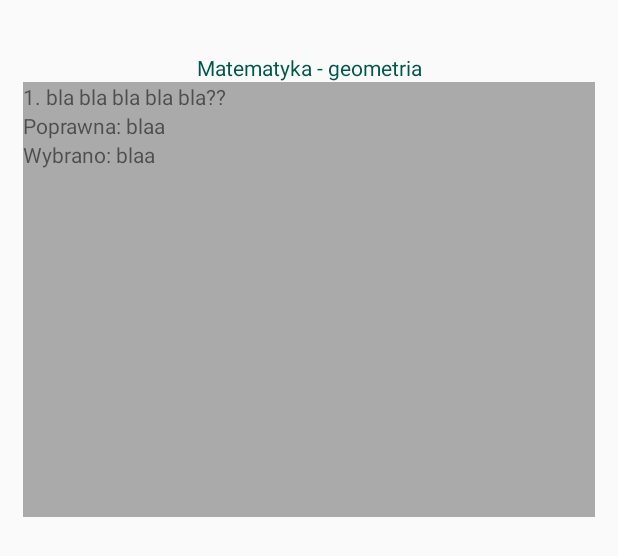
After one commit to monkok96/teaching-mobile, an Android app: the layout activity_attempt_details.xml on its own in the app's theme, with its tools: preview values and no code run, on a phone screen of 412 x 824 dp. The commit adds this screen. Shown: the top 556 px of the screen. Run offline under Robolectric (Android 15) with nearby library versions, the phone set to English and light mode, and no system bars.

Commit message:
work on adapter of answers in attempt

```diff
--- a/app/build.gradle
+++ b/app/build.gradle
@@ -53,5 +53,6 @@ dependencies {
     kapt "androidx.room:room-compiler:$roomVersion"
     implementation 'androidx.lifecycle:lifecycle-livedata-ktx:2.1.0'
     implementation 'androidx.gridlayout:gridlayout:1.0.0'
+    implementation 'androidx.legacy:legacy-support-v4:1.0.0'
 
 }
--- a/app/src/main/AndroidManifest.xml
+++ b/app/src/main/AndroidManifest.xml
@@ -9,8 +9,9 @@
         android:roundIcon="@mipmap/ic_launcher_round"
         android:supportsRtl="true"
         android:theme="@style/AppTheme">
-        <activity android:name=".AttemptSummary"></activity>
-        <activity android:name=".QuestionsActivity"></activity>
+        <activity android:name=".AttemptDetailsActivity"></activity>
+        <activity android:name=".AttemptSummary" />
+        <activity android:name=".QuestionsActivity" />
         <activity android:name=".AreaChoice" />
         <activity android:name=".SubjectChoice" />
         <activity android:name=".MenuTrigger" />
--- /dev/null
+++ b/app/src/main/res/layout/activity_attempt_details.xml
@@ -0,0 +1,48 @@
+<?xml version="1.0" encoding="utf-8"?>
+<androidx.constraintlayout.widget.ConstraintLayout xmlns:android="http://schemas.android.com/apk/res/android"
+    xmlns:app="http://schemas.android.com/apk/res-auto"
+    xmlns:tools="http://schemas.android.com/tools"
+    android:layout_width="match_parent"
+    android:layout_height="match_parent"
+    android:layout_margin="15dp"
+    tools:context=".AttemptDetailsActivity">
+
+
+    <androidx.core.widget.NestedScrollView
+        android:layout_width="match_parent"
+        android:layout_height="match_parent"
+        android:fillViewport="true">
+
+        <LinearLayout
+            android:layout_width="match_parent"
+            android:layout_height="wrap_content"
+            android:orientation="vertical" >
+
+            <TextView
+                android:id="@+id/subjectTitle"
+                android:layout_width="match_parent"
+                android:layout_height="wrap_content"
+                android:layout_marginTop="20dp"
+                android:gravity="center"
+                android:text="Matematyka - geometria"
+                android:textColor="@color/colorPrimaryDark"
+                android:textSize="14sp"
+                app:layout_constraintEnd_toEndOf="parent"
+                app:layout_constraintHorizontal_bias="0.0"
+                app:layout_constraintStart_toStartOf="parent"
+                app:layout_constraintTop_toTopOf="parent" />
+
+            <androidx.recyclerview.widget.RecyclerView
+                android:id="@+id/answersSummaryRecyclerView"
+                android:layout_width="match_parent"
+                android:layout_height="wrap_content"
+                android:background="@android:color/darker_gray"
+                app:layout_constraintBottom_toBottomOf="parent"
+                app:layout_constraintLeft_toLeftOf="parent"
+                app:layout_constraintRight_toRightOf="parent"
+                app:layout_constraintTop_toTopOf="parent"
+                tools:listitem="@layout/recyclerview_answerssummary_item" />
+        </LinearLayout>
+    </androidx.core.widget.NestedScrollView>
+
+</androidx.constraintlayout.widget.ConstraintLayout>
--- a/app/src/main/res/layout/activity_main.xml
+++ b/app/src/main/res/layout/activity_main.xml
@@ -89,7 +89,7 @@
 <!--        android:layout_width="0dp"-->
 <!--        android:layout_height="0dp"-->
 <!--        android:background="@android:color/darker_gray"-->
-<!--        tools:listitem="@layout/recyclerview_item"-->
+<!--        tools:listitem="@layout/recyclerview_answerssummary_item"-->
 <!--        app:layout_constraintBottom_toBottomOf="parent"-->
 <!--        app:layout_constraintLeft_toLeftOf="parent"-->
 <!--        app:layout_constraintRight_toRightOf="parent"-->
--- /dev/null
+++ b/app/src/main/res/layout/recyclerview_answerssummary_item.xml
@@ -0,0 +1,33 @@
+<?xml version="1.0" encoding="utf-8"?>
+<LinearLayout xmlns:android="http://schemas.android.com/apk/res/android"
+    xmlns:app="http://schemas.android.com/apk/res-auto"
+    android:orientation="vertical"
+    android:layout_width="match_parent"
+    android:layout_height="match_parent">
+
+    <LinearLayout
+        android:layout_width="match_parent"
+        android:layout_height="match_parent"
+        android:orientation="vertical">
+
+        <TextView
+            android:id="@+id/questionContent"
+            android:layout_width="match_parent"
+            android:layout_height="wrap_content"
+            android:text="1. bla bla bla bla bla??"
+            app:layout_constraintTop_toTopOf="parent" />
+
+        <TextView
+            android:id="@+id/properAnswer"
+            android:layout_width="match_parent"
+            android:layout_height="wrap_content"
+            android:text="Poprawna: blaa" />
+
+        <TextView
+            android:id="@+id/chosenAnswer"
+            android:layout_width="match_parent"
+            android:layout_height="wrap_content"
+            android:text="Wybrano: blaa" />
+    </LinearLayout>
+
+</LinearLayout>
```
Also changed, not shown: app/src/main/java/com/example/teachinghelper/Adapters/AnswersSummaryListAdapter.kt (added, +40 -0 lines), app/src/main/java/com/example/teachinghelper/AttemptDetailsActivity.kt (added, +67 -0 lines), app/src/main/java/com/example/teachinghelper/AttemptSummary.kt (+12 -4 lines), app/src/main/res/layout/recyclerview_item.xml (deleted, +0 -12 lines).
